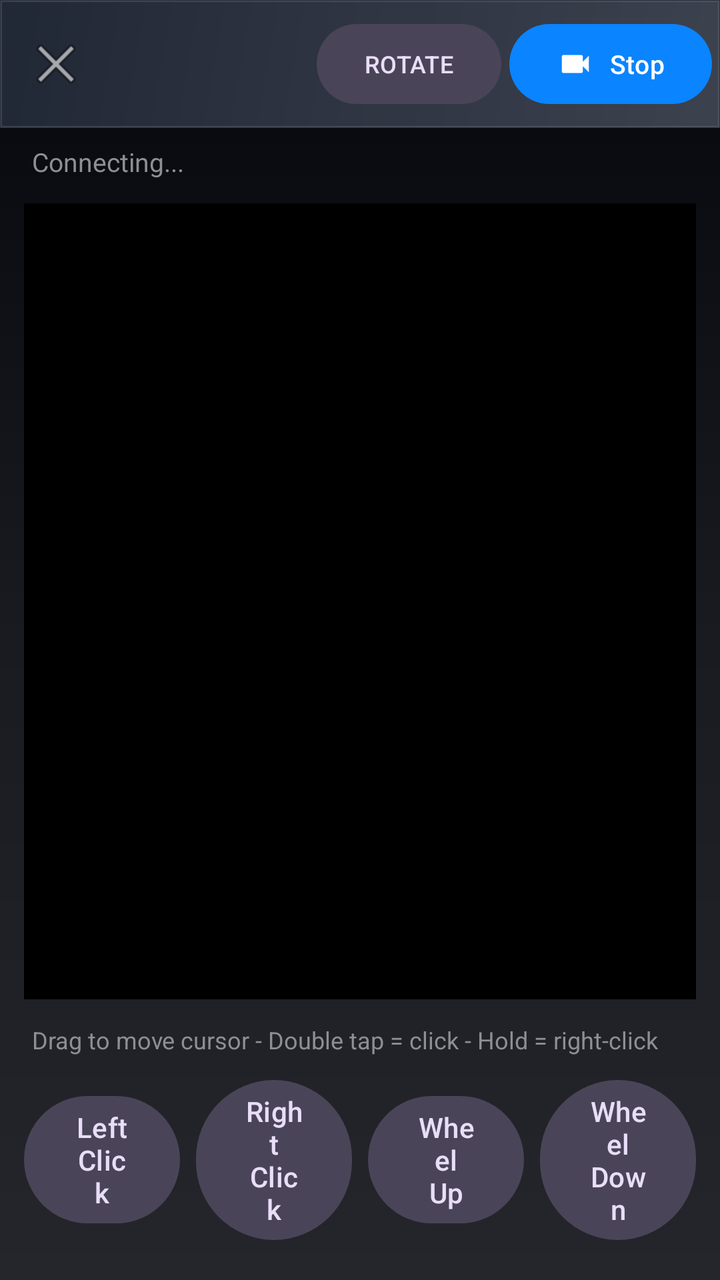
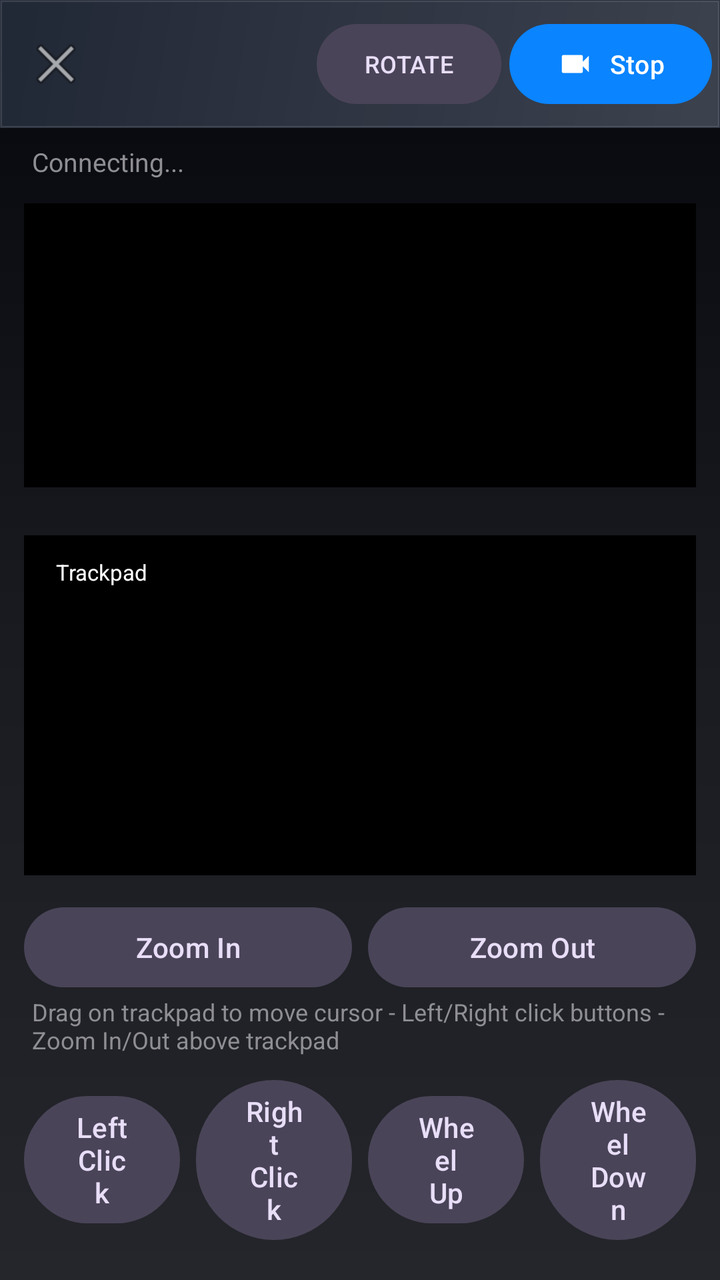

Two renders of the same Android screen: before a commit and after it. Below are the layout's source before the change and the commit's diff.
<!-- AndroidManifest.xml: application theme Theme.Mimo -->
<!-- res/layout/activity_screen_control.xml -->
<?xml version="1.0" encoding="utf-8"?>
<LinearLayout xmlns:android="http://schemas.android.com/apk/res/android"
    xmlns:app="http://schemas.android.com/apk/res-auto"
    android:layout_width="match_parent"
    android:layout_height="match_parent"
    android:background="@drawable/bg_screen_glass"
    android:orientation="vertical">

    <com.google.android.material.appbar.MaterialToolbar
        android:id="@+id/toolbar"
        android:layout_width="match_parent"
        android:layout_height="?attr/actionBarSize"
        android:background="@drawable/bg_bar_glass"
        android:title="@string/screen_control_title"
        app:navigationIcon="@android:drawable/ic_menu_close_clear_cancel"
        app:titleTextColor="?attr/colorOnSurface">

        <com.google.android.material.button.MaterialButton
            android:id="@+id/btnStop"
            android:layout_width="wrap_content"
            android:layout_height="wrap_content"
            android:layout_gravity="end"
            android:layout_marginEnd="4dp"
            android:minWidth="0dp"
            android:text="@string/stop_stream"
            android:textSize="13sp"
            app:icon="@drawable/ic_video" />

        <com.google.android.material.button.MaterialButton
            android:id="@+id/btnRotateLocal"
            style="@style/Widget.Material3.Button.TonalButton"
            android:layout_width="wrap_content"
            android:layout_height="wrap_content"
            android:layout_gravity="end"
            android:layout_marginEnd="4dp"
            android:minWidth="0dp"
            android:text="@string/rotate_view"
            android:textSize="12sp" />
    </com.google.android.material.appbar.MaterialToolbar>

    <TextView
        android:id="@+id/statusText"
        android:layout_width="wrap_content"
        android:layout_height="wrap_content"
        android:layout_marginStart="16dp"
        android:layout_marginTop="8dp"
        android:text="@string/live_connecting"
        android:textColor="@color/offline_gray"
        android:textSize="13sp" />

    <FrameLayout
        android:layout_width="match_parent"
        android:layout_height="0dp"
        android:layout_weight="1"
        android:layout_margin="12dp"
        android:background="@android:color/black">

        <ImageView
            android:id="@+id/liveImage"
            android:layout_width="match_parent"
            android:layout_height="match_parent"
            android:contentDescription="@string/screen_control_title"
            android:scaleType="matrix" />

        <LinearLayout
            android:id="@+id/pointerLayer"
            android:layout_width="wrap_content"
            android:layout_height="wrap_content"
            android:layout_gravity="top|start"
            android:visibility="gone">
            <View
                android:layout_width="18dp"
                android:layout_height="18dp"
                android:background="@drawable/dot_online" />
        </LinearLayout>
    </FrameLayout>

    <TextView
        android:id="@+id/hintText"
        android:layout_width="wrap_content"
        android:layout_height="wrap_content"
        android:layout_marginStart="16dp"
        android:layout_marginBottom="8dp"
        android:text="@string/screen_control_hint"
        android:textColor="@color/offline_gray"
        android:textSize="12sp" />

    <LinearLayout
        android:layout_width="match_parent"
        android:layout_height="wrap_content"
        android:gravity="center"
        android:orientation="horizontal"
        android:paddingHorizontal="12dp"
        android:paddingBottom="16dp">

        <com.google.android.material.button.MaterialButton
            android:id="@+id/btnLeft"
            style="@style/Widget.Material3.Button.TonalButton"
            android:layout_width="0dp"
            android:layout_height="wrap_content"
            android:layout_weight="1"
            android:text="@string/left_click" />

        <com.google.android.material.button.MaterialButton
            android:id="@+id/btnRight"
            style="@style/Widget.Material3.Button.TonalButton"
            android:layout_width="0dp"
            android:layout_height="wrap_content"
            android:layout_marginStart="8dp"
            android:layout_weight="1"
            android:text="@string/right_click" />

        <com.google.android.material.button.MaterialButton
            android:id="@+id/btnWheelUp"
            style="@style/Widget.Material3.Button.TonalButton"
            android:layout_width="0dp"
            android:layout_height="wrap_content"
            android:layout_marginStart="8dp"
            android:layout_weight="1"
            android:text="@string/wheel_up" />

        <com.google.android.material.button.MaterialButton
            android:id="@+id/btnWheelDown"
            style="@style/Widget.Material3.Button.TonalButton"
            android:layout_width="0dp"
            android:layout_height="wrap_content"
            android:layout_marginStart="8dp"
            android:layout_weight="1"
            android:text="@string/wheel_down" />
    </LinearLayout>
</LinearLayout>
<!-- resources referenced by this layout -->
<resources>
  <color name="offline_gray">#8E8E93</color>
  <!-- drawable bg_bar_glass (drawable) -->
  <?xml version="1.0" encoding="utf-8"?>
  <layer-list xmlns:android="http://schemas.android.com/apk/res/android">
      <item>
          <shape android:shape="rectangle">
              <solid android:color="?attr/colorSurfaceContainer" />
          </shape>
      </item>
      <item android:drawable="@drawable/bg_glass_bar" />
  </layer-list>
  <!-- drawable bg_screen_glass (drawable) -->
  <?xml version="1.0" encoding="utf-8"?>
  <layer-list xmlns:android="http://schemas.android.com/apk/res/android">
      <item>
          <shape android:shape="rectangle">
              <solid android:color="?attr/colorSurface" />
          </shape>
      </item>
      <item android:drawable="@drawable/bg_glass_ambient" />
  </layer-list>
  <!-- drawable dot_online (drawable) -->
  <?xml version="1.0" encoding="utf-8"?>
  <shape xmlns:android="http://schemas.android.com/apk/res/android"
      android:shape="oval">
      <solid android:color="#00E5A0" />
  </shape>
  <!-- drawable ic_video (drawable) -->
  <?xml version="1.0" encoding="utf-8"?>
  <vector xmlns:android="http://schemas.android.com/apk/res/android"
      android:width="24dp"
      android:height="24dp"
      android:viewportWidth="24"
      android:viewportHeight="24"
      android:tint="?attr/colorOnSurface">
      <path
          android:fillColor="#FFFFFF"
          android:pathData="M17,10.5V7c0,-0.55 -0.45,-1 -1,-1H4c-0.55,0 -1,0.45 -1,1v10c0,0.55 0.45,1 1,1h12c0.55,0 1,-0.45 1,-1v-3.5l4,4v-11l-4,4z" />
  </vector>
  <string name="left_click">Left Click</string>
  <string name="live_connecting">Connecting...</string>
  <string name="right_click">Right Click</string>
  <string name="rotate_view">ROTATE</string>
  <string name="screen_control_hint">Drag to move cursor - Double tap = click - Hold = right-click</string>
  <string name="screen_control_title">Control Cursor</string>
  <string name="stop_stream">Stop</string>
  <string name="wheel_down">Wheel Down</string>
  <string name="wheel_up">Wheel Up</string>
  <!-- drawable bg_glass_bar (drawable) -->
  <?xml version="1.0" encoding="utf-8"?>
  <shape xmlns:android="http://schemas.android.com/apk/res/android"
      android:shape="rectangle">
      <gradient
          android:angle="135"
          android:endColor="#14FFFFFF"
          android:startColor="#30FFFFFF" />
      <stroke
          android:width="1dp"
          android:color="#22FFFFFF" />
  </shape>
  <!-- drawable bg_glass_ambient (drawable) -->
  <?xml version="1.0" encoding="utf-8"?>
  <shape xmlns:android="http://schemas.android.com/apk/res/android"
      android:shape="rectangle">
      <gradient
          android:angle="90"
          android:centerColor="#14FFFFFF"
          android:endColor="#00FFFFFF"
          android:startColor="#1FFFFFFF" />
  </shape>
  <color name="primary">#0A84FF</color>
  <color name="on_primary">#FFFFFF</color>
  <color name="primary_container">#0D3559</color>
  <color name="secondary">#30D158</color>
  <color name="surface">#05070D</color>
  <color name="on_surface">#F2F5FA</color>
  <color name="surface_container">#0E1524</color>
  <color name="surface_variant">#1A2338</color>
  <style name="WindowAnim.Push" parent="android:Animation">
          <item name="android:windowEnterAnimation">@anim/push_in</item>
          <item name="android:windowExitAnimation">@anim/push_out</item>
      </style>
  <!-- unchanged entries left out for length: 2 -->
</resources>

<!-- the commit's change to res/layout/activity_screen_control.xml (unified diff, before → after) -->
@@ -68,12 +68,62 @@
             android:layout_height="wrap_content"
             android:layout_gravity="top|start"
             android:visibility="gone">
-            <View
-                android:layout_width="18dp"
-                android:layout_height="18dp"
-                android:background="@drawable/dot_online" />
+            <ImageView
+                android:layout_width="24dp"
+                android:layout_height="24dp"
+                android:contentDescription="@string/watch_live"
+                app:srcCompat="@drawable/ic_cursor" />
         </LinearLayout>
     </FrameLayout>
+
+    <FrameLayout
+        android:layout_width="match_parent"
+        android:layout_height="170dp"
+        android:layout_margin="12dp"
+        android:background="@android:color/black">
+
+        <View
+            android:id="@+id/trackpad"
+            android:layout_width="match_parent"
+            android:layout_height="match_parent" />
+
+        <TextView
+            android:layout_width="wrap_content"
+            android:layout_height="wrap_content"
+            android:layout_gravity="top|start"
+            android:layout_margin="8dp"
+            android:background="@color/terminal_bg"
+            android:paddingHorizontal="8dp"
+            android:paddingVertical="3dp"
+            android:text="@string/trackpad_label"
+            android:textColor="@color/terminal_prompt"
+            android:textSize="11sp" />
+    </FrameLayout>
+
+    <LinearLayout
+        android:layout_width="match_parent"
+        android:layout_height="wrap_content"
+        android:gravity="center"
+        android:orientation="horizontal"
+        android:paddingHorizontal="12dp">
+
+        <com.google.android.material.button.MaterialButton
+            android:id="@+id/btnZoomIn"
+            style="@style/Widget.Material3.Button.TonalButton"
+            android:layout_width="0dp"
+            android:layout_height="wrap_content"
+            android:layout_weight="1"
+            android:text="@string/zoom_in" />
+
+        <com.google.android.material.button.MaterialButton
+            android:id="@+id/btnZoomOut"
+            style="@style/Widget.Material3.Button.TonalButton"
+            android:layout_width="0dp"
+            android:layout_height="wrap_content"
+            android:layout_marginStart="8dp"
+            android:layout_weight="1"
+            android:text="@string/zoom_out" />
+    </LinearLayout>
 
     <TextView
         android:id="@+id/hintText"
<!-- resource entries referenced after the edit -->
@@ -1,6 +1,8 @@
 <!-- resources referenced by this layout -->
 <resources>
   <color name="offline_gray">#8E8E93</color>
+  <color name="terminal_bg">#000000</color>
+  <color name="terminal_prompt">#FFFFFF</color>
   <!-- drawable bg_bar_glass (drawable) -->
   <?xml version="1.0" encoding="utf-8"?>
   <layer-list xmlns:android="http://schemas.android.com/apk/res/android">
@@ -21,12 +23,17 @@
       </item>
       <item android:drawable="@drawable/bg_glass_ambient" />
   </layer-list>
-  <!-- drawable dot_online (drawable) -->
+  <!-- drawable ic_cursor (drawable) -->
   <?xml version="1.0" encoding="utf-8"?>
-  <shape xmlns:android="http://schemas.android.com/apk/res/android"
-      android:shape="oval">
-      <solid android:color="#00E5A0" />
-  </shape>
+  <vector xmlns:android="http://schemas.android.com/apk/res/android"
+      android:width="24dp"
+      android:height="24dp"
+      android:viewportWidth="24"
+      android:viewportHeight="24">
+      <path
+          android:fillColor="#FFFFFF"
+          android:pathData="M5,2 L5,18.5 L9,14.9 L11.4,20.9 L14.6,19.6 L12.2,14 L18,13.8 Z" />
+  </vector>
   <!-- drawable ic_video (drawable) -->
   <?xml version="1.0" encoding="utf-8"?>
   <vector xmlns:android="http://schemas.android.com/apk/res/android"
@@ -43,11 +50,15 @@
   <string name="live_connecting">Connecting...</string>
   <string name="right_click">Right Click</string>
   <string name="rotate_view">ROTATE</string>
-  <string name="screen_control_hint">Drag to move cursor - Double tap = click - Hold = right-click</string>
+  <string name="screen_control_hint">Drag on trackpad to move cursor - Left/Right click buttons - Zoom In/Out above trackpad</string>
   <string name="screen_control_title">Control Cursor</string>
   <string name="stop_stream">Stop</string>
+  <string name="trackpad_label">Trackpad</string>
+  <string name="watch_live">Live view (watch it type)</string>
   <string name="wheel_down">Wheel Down</string>
   <string name="wheel_up">Wheel Up</string>
+  <string name="zoom_in">Zoom In</string>
+  <string name="zoom_out">Zoom Out</string>
   <!-- drawable bg_glass_bar (drawable) -->
   <?xml version="1.0" encoding="utf-8"?>
   <shape xmlns:android="http://schemas.android.com/apk/res/android"
